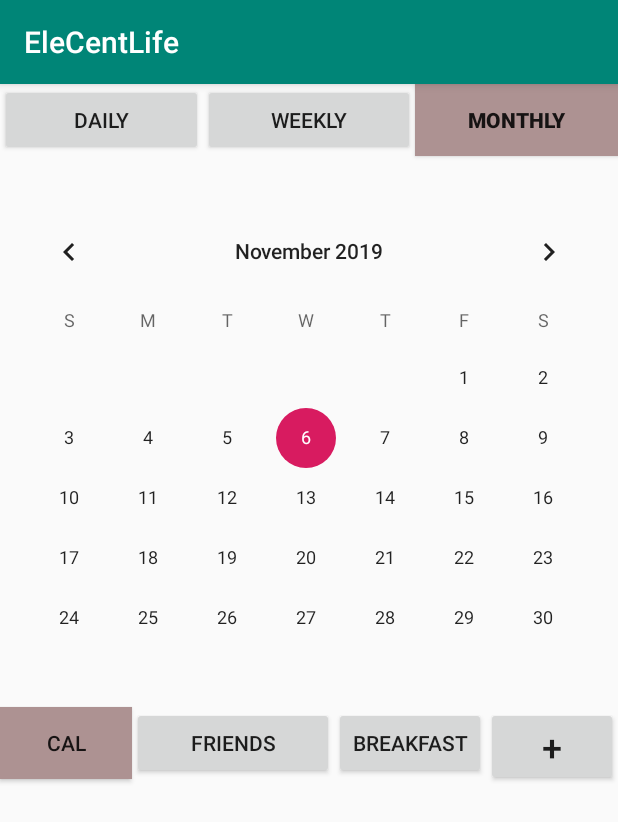
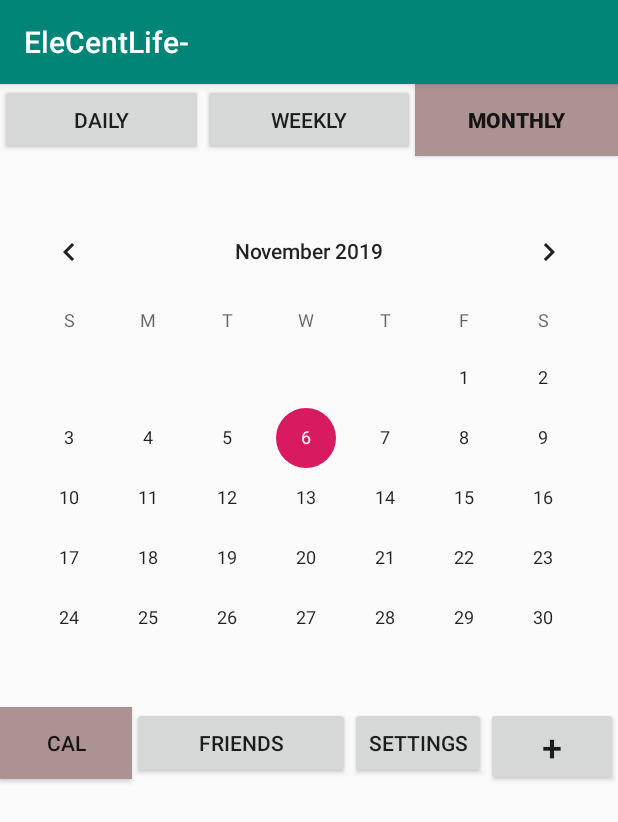
Before and after one commit to Quanglt12/EleCentLife-, an Android app: the MainActivity screen opened directly, with no data from a screen before it, on a phone screen of 412 x 824 dp. Shown: the top 822 px of the screen. Run offline under Robolectric (Android 15) with nearby library versions, the phone set to English and light mode, and no system bars.

Commit message:
added changes previously made

```diff
--- a/app/src/main/java/com/example/elecentlife/MainActivity.java
+++ b/app/src/main/java/com/example/elecentlife/MainActivity.java
@@ -32,6 +32,13 @@ public class MainActivity extends AppCompatActivity {
             }
         });
 
-
+        Button settingsButton = (Button) findViewById(R.id.settingsButton);
+        settingsButton.setOnClickListener(new View.OnClickListener() {
+            @Override
+            public void onClick(View view) {
+                Intent startIntent = new Intent(getApplicationContext(), SettingsActivity.class);
+                startActivity(startIntent);
+            }
+        });
     }
 }
--- a/app/src/main/res/layout/activity_friend_list.xml
+++ b/app/src/main/res/layout/activity_friend_list.xml
@@ -53,15 +53,15 @@
         android:id="@+id/friendbutton"
         android:layout_width="112dp"
         android:layout_height="44dp"
-        android:layout_toStartOf="@+id/button6"
+        android:layout_toStartOf="@+id/settingsButton"
         android:layout_toEndOf="@+id/button4"
         android:text="Friends"
         android:background="#AD9292"
-        app:layout_constraintEnd_toStartOf="@+id/button6"
+        app:layout_constraintEnd_toStartOf="@+id/settingsButton"
         app:layout_constraintTop_toBottomOf="@+id/ListViewFriend" />
 
     <Button
-        android:id="@+id/button6"
+        android:id="@+id/settingsButton"
         android:layout_width="104dp"
         android:layout_height="44dp"
         android:layout_toStartOf="@+id/button7"
--- a/app/src/main/res/layout/activity_main.xml
+++ b/app/src/main/res/layout/activity_main.xml
@@ -64,19 +64,19 @@
         android:layout_marginStart="0dp"
         android:layout_marginTop="15dp"
         android:layout_marginEnd="0dp"
-        android:layout_toStartOf="@+id/button6"
+        android:layout_toStartOf="@+id/settingsButton"
         android:layout_toEndOf="@+id/button4"
         android:text="Friends" />
 
     <Button
-        android:id="@+id/button6"
+        android:id="@+id/settingsButton"
         android:layout_width="wrap_content"
         android:layout_height="wrap_content"
         android:layout_below="@+id/calendarView"
         android:layout_marginTop="15dp"
         android:layout_marginEnd="0dp"
         android:layout_toStartOf="@+id/button7"
-        android:text="Breakfast" />
+        android:text="Settings" />
 
     <Button
         android:id="@+id/button7"
```
Also changed, not shown: app/src/main/AndroidManifest.xml (+4 -3 lines), app/src/main/res/values/strings.xml (+30 -1 lines).
